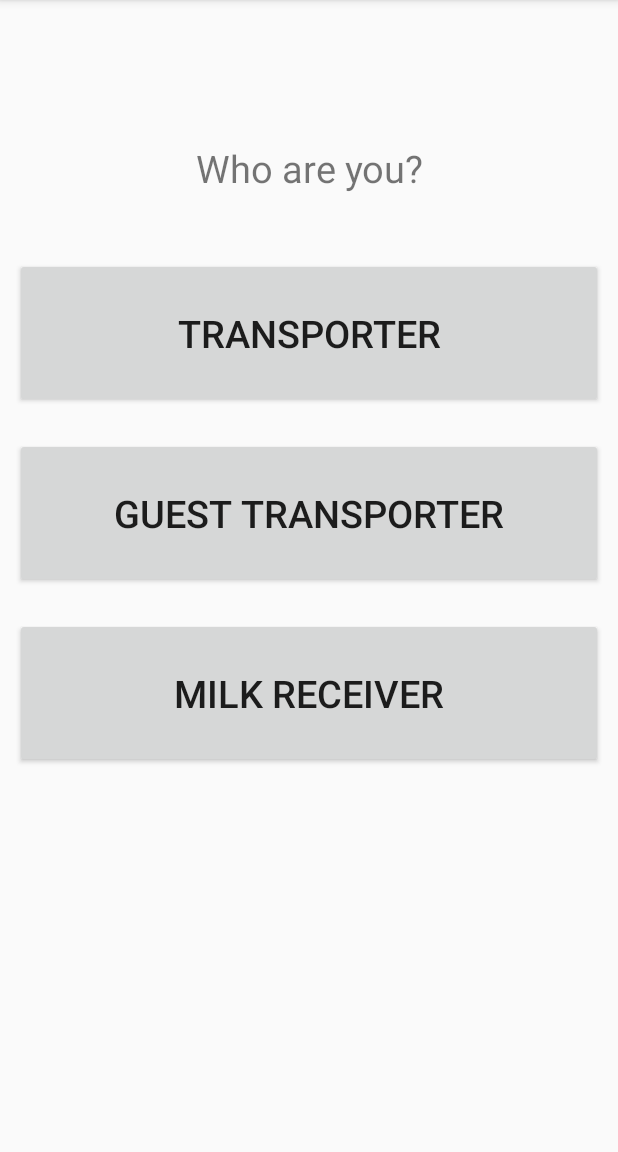
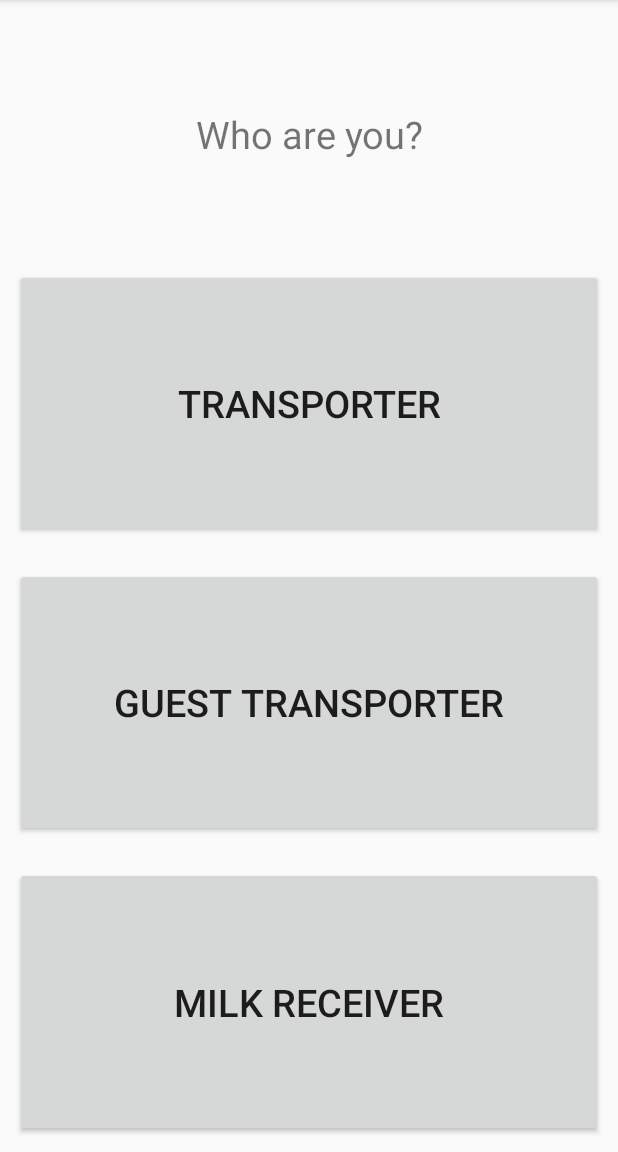
Before and after one commit to cocassel/milk-buddy, an Android app: the screen it shows after launch (MainActivity), on a phone screen of 412 x 824 dp, the part 84-1236 px from its top. Run offline under Robolectric (Android 15) with nearby library versions, the phone set to English and light mode, and no system bars.

Commit message:
Changed layout formatting so buttons show up properly on all phones
Now the buttons fit the page regardless of the phone size. The sizes are relative to the phone screen so you do not need to scroll.

```diff
--- a/MilkBuddy/app/src/main/res/layout/activity_main.xml
+++ b/MilkBuddy/app/src/main/res/layout/activity_main.xml
@@ -6,48 +6,80 @@
     android:layout_height="match_parent"
     tools:context=".MainActivity">
 
-    <LinearLayout
-        android:id="@+id/linearLayout"
+    <TableLayout
+        android:id="@+id/tableLayout"
         android:layout_width="0dp"
-        android:layout_height="wrap_content"
-        android:layout_marginTop="62dp"
-        android:orientation="vertical"
+        android:layout_height="0dp"
+        android:stretchColumns="*"
+        app:layout_constraintBottom_toBottomOf="parent"
         app:layout_constraintEnd_toEndOf="parent"
         app:layout_constraintStart_toStartOf="parent"
         app:layout_constraintTop_toTopOf="parent">
 
+        <TableRow
+            android:id="@+id/first_row"
+            android:layout_width="fill_parent"
+            android:layout_height="wrap_content"
+            android:layout_weight="1">
+
             <TextView
-            android:id="@+id/textView6"
+                android:id="@+id/textView1"
                 android:layout_width="match_parent"
-            android:layout_height="100dp"
-            android:layout_margin="0dp"
+                android:layout_height="fill_parent"
+                android:layout_marginTop="10dp"
+                android:layout_weight="1"
                 android:gravity="center"
                 android:text="Who are you?"
                 android:textSize="25sp" />
+        </TableRow>
+
+        <TableRow
+            android:id="@+id/second_row"
+            android:layout_width="fill_parent"
+            android:layout_height="wrap_content"
+            android:layout_weight="1">
 
             <Button
-            android:id="@+id/button4"
+                android:id="@+id/button1"
                 android:layout_width="match_parent"
-            android:layout_height="100dp"
+                android:layout_height="fill_parent"
                 android:layout_margin="10dp"
+                android:layout_weight="1"
                 android:text="Transporter"
                 android:textSize="25sp" />
+        </TableRow>
+
+        <TableRow
+            android:id="@+id/third_row"
+            android:layout_width="fill_parent"
+            android:layout_height="wrap_content"
+            android:layout_weight="1">
 
             <Button
-            android:id="@+id/button5"
+                android:id="@+id/button2"
                 android:layout_width="match_parent"
-            android:layout_height="100dp"
+                android:layout_height="fill_parent"
                 android:layout_margin="10dp"
+                android:layout_weight="1"
                 android:text="Guest Transporter"
                 android:textSize="25sp" />
+        </TableRow>
+
+        <TableRow
+            android:id="@+id/fourth_row"
+            android:layout_width="fill_parent"
+            android:layout_height="wrap_content"
+            android:layout_weight="1">
 
             <Button
-            android:id="@+id/button7"
+                android:id="@+id/button3"
                 android:layout_width="match_parent"
-            android:layout_height="100dp"
+                android:layout_height="fill_parent"
                 android:layout_margin="10dp"
+                android:layout_weight="1"
                 android:text="Milk Receiver"
                 android:textSize="25sp" />
-    </LinearLayout>
+        </TableRow>
+    </TableLayout>
 
 </androidx.constraintlayout.widget.ConstraintLayout>
```
Lines whose indentation alone changed are shown as unchanged.
